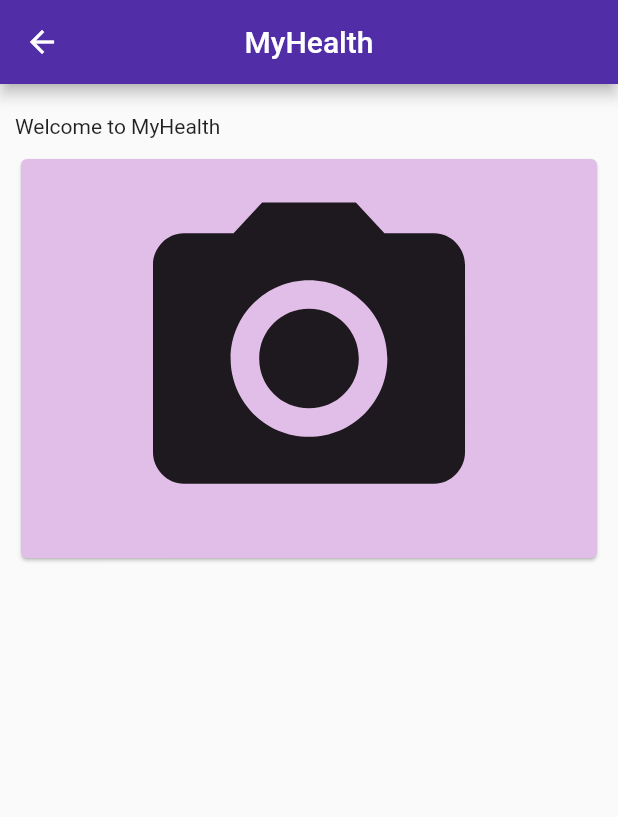
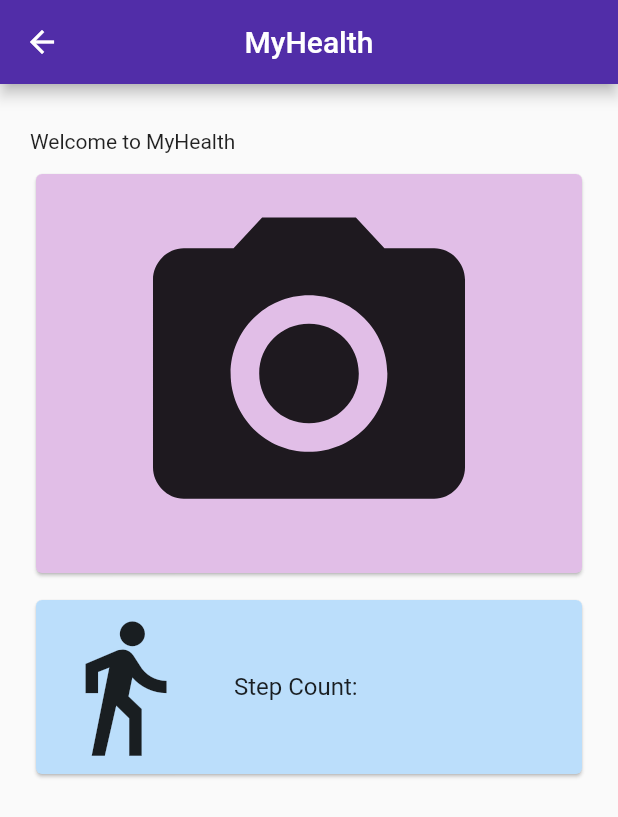
Before and after one commit to ThimaliK/fyp_mobile_app_v1, a Flutter app: the Home screen opened by its route, on a phone screen of 412 x 824 dp. Shown: the top 817 px of the screen. Run offline on Flutter 3.47's test engine with Material 2 defaults, Android fonts, the phone set to English and light mode, and no system bars; our stand-ins replace chips_choice_null_safety, country_picker, email_validator, flutter_spinkit, image_picker.

Commit message:
began adding ui elements for fitbit feature

```diff
--- a/lib/camera_input.dart
+++ b/lib/camera_input.dart
@@ -18,7 +18,7 @@ class _CameraInputState extends State<CameraInput> {
 
   File _image = File('assets/logo.png');
 
-  List <File> _images = [];
+  final List <File> _images = [];
 
   String data = "test";
 
--- a/lib/home.dart
+++ b/lib/home.dart
@@ -19,25 +19,58 @@ class _HomeState extends State<Home> {
       body:
 
       Padding(
-        padding: const EdgeInsets.all(10),
+        padding: const EdgeInsets.all(20),
         child: SingleChildScrollView(
           child: Column(
             crossAxisAlignment: CrossAxisAlignment.stretch,
 
             children: <Widget>[
 
+
               const SizedBox(height: 10,),
               const Text('Welcome to MyHealth'),
               const SizedBox(height: 10,),
               Card(
                 color: Colors.purple[100],
-                child: IconButton(onPressed: () {
+                child:
+                IconButton(onPressed: () {
                   Navigator.pushNamed(context, '/camera_input');
                 },
                     icon: const Icon(Icons.camera_alt),
                   iconSize: 250,
                 ),
-              )
+              ),
+              const SizedBox(height: 10,),
+              Card(
+                color: Colors.blue[100],
+                child: Row (
+                  children: [
+                    IconButton(onPressed: () {
+
+                    },
+                      icon: const Icon(Icons.directions_walk),
+                      iconSize: 100,
+                      alignment: Alignment.centerLeft,
+                    ),
+                    const Flexible(
+                        child: ListTile(
+                          title: Text("Step Count: "),
+                        )
+                    ),
+                  ],
+                )
+
+
+
+              ),
+
+              // Row(
+              //   children: <Widget>[
+              //     Card(
+              //       color:
+              //     )
+              //   ],
+              // ),
             ],
           ),
         ),
```
